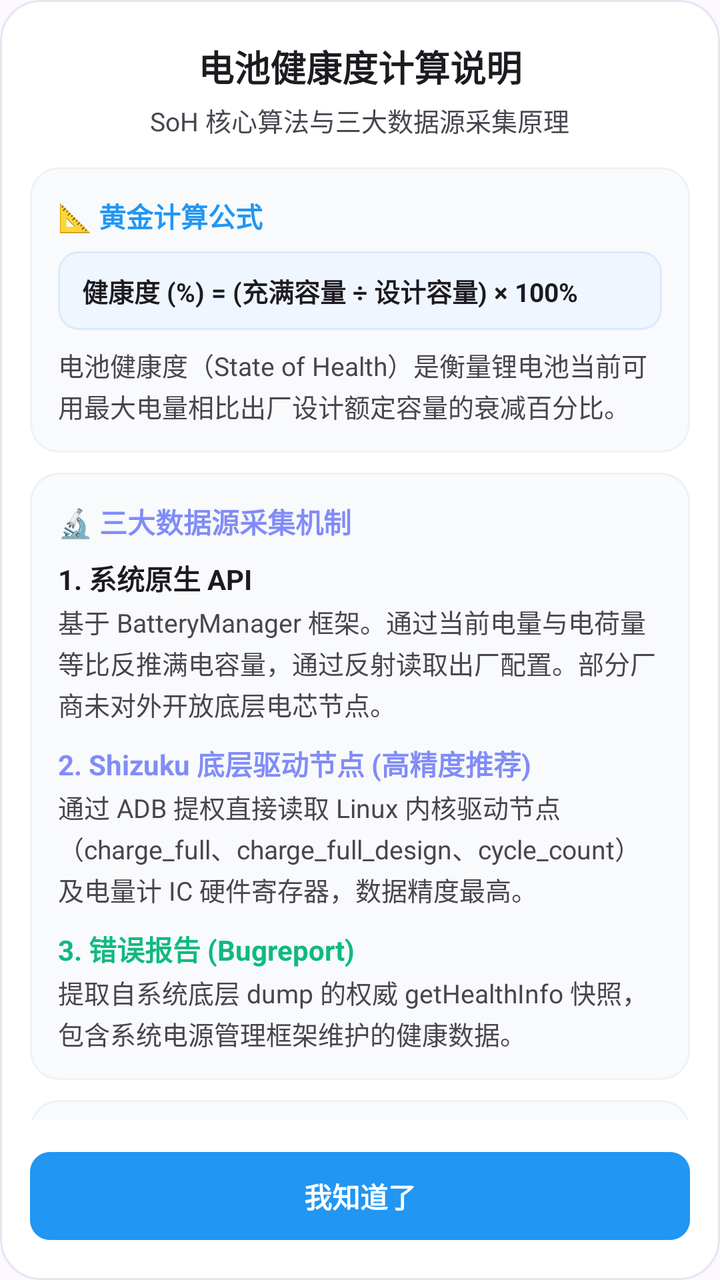
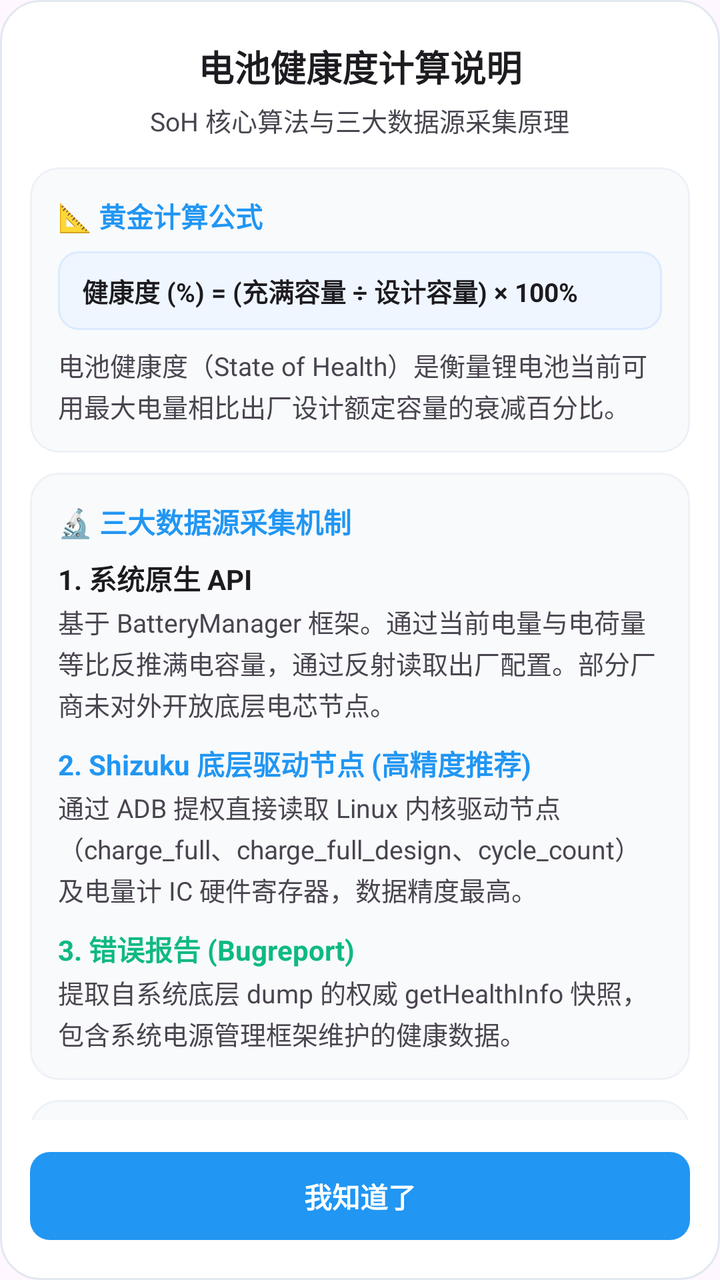

The first picture is an Android layout as it rendered before a commit; the second is the same layout after the commit. The layout source and the unified diff follow.
<!-- AndroidManifest.xml: application theme Theme.BatteryApp -->
<!-- res/layout/dialog_health_calculation_guide.xml -->
<?xml version="1.0" encoding="utf-8"?>
<LinearLayout xmlns:android="http://schemas.android.com/apk/res/android"
    xmlns:app="http://schemas.android.com/apk/res-auto"
    xmlns:tools="http://schemas.android.com/tools"
    android:layout_width="match_parent"
    android:layout_height="wrap_content"
    android:background="@drawable/bg_dialog_surface"
    android:clipToOutline="true"
    android:gravity="center_horizontal"
    android:orientation="vertical"
    android:paddingHorizontal="15dp"
    android:paddingVertical="20dp">

    
    <TextView
        android:layout_width="wrap_content"
        android:layout_height="wrap_content"
        android:text="@string/guide_title"
        android:textColor="?android:attr/textColorPrimary"
        android:textSize="18sp"
        android:textStyle="bold" />

    <TextView
        android:layout_width="wrap_content"
        android:layout_height="wrap_content"
        android:layout_marginTop="4dp"
        android:text="@string/guide_subtitle"
        android:textColor="?android:attr/textColorSecondary"
        android:textSize="13sp" />

    
    <androidx.core.widget.NestedScrollView
        android:layout_width="match_parent"
        android:layout_height="0dp"
        android:layout_marginTop="14dp"
        android:layout_weight="1"
        android:maxHeight="360dp"
        android:overScrollMode="never">

        <LinearLayout
            android:layout_width="match_parent"
            android:layout_height="wrap_content"
            android:orientation="vertical">

            
            <LinearLayout
                android:layout_width="match_parent"
                android:layout_height="wrap_content"
                android:background="@drawable/bg_dialog_card"
                android:clipToOutline="true"
                android:orientation="vertical"
                android:padding="14dp">

                <TextView
                    android:layout_width="wrap_content"
                    android:layout_height="wrap_content"
                    android:text="@string/guide_formula_title"
                    android:textColor="#2196F3"
                    android:textSize="13.5sp"
                    android:textStyle="bold" />

                <TextView
                    android:layout_width="match_parent"
                    android:layout_height="wrap_content"
                    android:layout_marginTop="8dp"
                    android:background="@drawable/bg_dialog_formula_badge"
                    android:paddingHorizontal="12dp"
                    android:paddingVertical="10dp"
                    android:text="@string/guide_formula_badge"
                    android:textColor="?android:attr/textColorPrimary"
                    android:textSize="13sp"
                    android:textStyle="bold" />

                <TextView
                    android:layout_width="match_parent"
                    android:layout_height="wrap_content"
                    android:layout_marginTop="8dp"
                    android:lineSpacingExtra="2dp"
                    android:text="@string/guide_formula_desc"
                    android:textColor="?android:attr/textColorSecondary"
                    android:textSize="13sp" />
            </LinearLayout>

            
            <LinearLayout
                android:layout_width="match_parent"
                android:layout_height="wrap_content"
                android:layout_marginTop="10dp"
                android:background="@drawable/bg_dialog_card"
                android:clipToOutline="true"
                android:orientation="vertical"
                android:padding="14dp">

                <TextView
                    android:layout_width="wrap_content"
                    android:layout_height="wrap_content"
                    android:text="@string/guide_sources_title"
                    android:textColor="#818CF8"
                    android:textSize="14sp"
                    android:textStyle="bold" />

                
                <TextView
                    android:layout_width="wrap_content"
                    android:layout_height="wrap_content"
                    android:layout_marginTop="8dp"
                    android:text="@string/guide_source_1_title"
                    android:textColor="?android:attr/textColorPrimary"
                    android:textSize="14sp"
                    android:textStyle="bold" />

                <TextView
                    android:layout_width="match_parent"
                    android:layout_height="wrap_content"
                    android:layout_marginTop="2dp"
                    android:lineSpacingExtra="2dp"
                    android:text="@string/guide_source_1_desc"
                    android:textColor="?android:attr/textColorSecondary"
                    android:textSize="13sp" />

                
                <TextView
                    android:layout_width="wrap_content"
                    android:layout_height="wrap_content"
                    android:layout_marginTop="10dp"
                    android:text="@string/guide_source_2_title"
                    android:textColor="#818CF8"
                    android:textSize="14sp"
                    android:textStyle="bold" />

                <TextView
                    android:layout_width="match_parent"
                    android:layout_height="wrap_content"
                    android:layout_marginTop="2dp"
                    android:lineSpacingExtra="2dp"
                    android:text="@string/guide_source_2_desc"
                    android:textColor="?android:attr/textColorSecondary"
                    android:textSize="13sp" />

                
                <TextView
                    android:layout_width="wrap_content"
                    android:layout_height="wrap_content"
                    android:layout_marginTop="10dp"
                    android:text="@string/guide_source_3_title"
                    android:textColor="#10B981"
                    android:textSize="14sp"
                    android:textStyle="bold" />

                <TextView
                    android:layout_width="match_parent"
                    android:layout_height="wrap_content"
                    android:layout_marginTop="2dp"
                    android:lineSpacingExtra="2dp"
                    android:text="@string/guide_source_3_desc"
                    android:textColor="?android:attr/textColorSecondary"
                    android:textSize="13sp" />
            </LinearLayout>

            
            <LinearLayout
                android:layout_width="match_parent"
                android:layout_height="wrap_content"
                android:layout_marginTop="10dp"
                android:background="@drawable/bg_dialog_card"
                android:clipToOutline="true"
                android:orientation="vertical"
                android:padding="14dp">

                <TextView
                    android:layout_width="wrap_content"
                    android:layout_height="wrap_content"
                    android:text="@string/guide_eval_title"
                    android:textColor="#10B981"
                    android:textSize="14sp"
                    android:textStyle="bold" />

                <TextView
                    android:layout_width="match_parent"
                    android:layout_height="wrap_content"
                    android:layout_marginTop="6dp"
                    android:lineSpacingExtra="4dp"
                    android:text="@string/guide_eval_desc"
                    android:textColor="?android:attr/textColorSecondary"
                    android:textSize="13sp" />

                <TextView
                    android:layout_width="match_parent"
                    android:layout_height="wrap_content"
                    android:layout_marginTop="8dp"
                    android:text="@string/guide_tip_temp"
                    android:textColor="?android:attr/textColorSecondary"
                    android:textSize="12sp" />
            </LinearLayout>

        </LinearLayout>
    </androidx.core.widget.NestedScrollView>

    
    <TextView
        android:id="@+id/btn_dialog_guide_close"
        android:layout_width="match_parent"
        android:layout_height="44dp"
        android:layout_marginTop="16dp"
        android:background="@drawable/bg_dialog_btn_delete"
        android:backgroundTint="#2196F3"
        android:clickable="true"
        android:focusable="true"
        android:gravity="center"
        android:text="@string/understood"
        android:textColor="@color/white"
        android:textSize="14sp"
        android:textStyle="bold" />

</LinearLayout>
<!-- resources referenced by this layout -->
<resources>
  <color name="white">#FFFFFF</color>
  <!-- drawable bg_dialog_btn_delete (drawable) -->
  <?xml version="1.0" encoding="utf-8"?>
  <shape xmlns:android="http://schemas.android.com/apk/res/android"
      android:shape="rectangle">
      <corners android:radius="10dp" />
      <solid android:color="#EF4444" />
  </shape>
  <!-- drawable bg_dialog_card (drawable) -->
  <?xml version="1.0" encoding="utf-8"?>
  <shape xmlns:android="http://schemas.android.com/apk/res/android"
      android:shape="rectangle">
      <corners android:radius="14dp" />
      <solid android:color="@color/dialog_card_bg" />
      <stroke
          android:width="1dp"
          android:color="@color/dialog_card_stroke" />
  </shape>
  <!-- drawable bg_dialog_formula_badge (drawable) -->
  <?xml version="1.0" encoding="utf-8"?>
  <shape xmlns:android="http://schemas.android.com/apk/res/android"
      android:shape="rectangle">
      <corners android:radius="10dp" />
      <solid android:color="@color/dialog_badge_bg" />
      <stroke
          android:width="1dp"
          android:color="@color/dialog_badge_stroke" />
  </shape>
  <!-- drawable bg_dialog_surface (drawable) -->
  <?xml version="1.0" encoding="utf-8"?>
  <shape xmlns:android="http://schemas.android.com/apk/res/android"
      android:shape="rectangle">
      <corners android:radius="20dp" />
      <solid android:color="@color/dialog_surface_bg" />
      <stroke
          android:width="1dp"
          android:color="@color/dialog_surface_stroke" />
  </shape>
  <string name="guide_eval_desc" formatted="false">• 95% ~ 100%：极佳状态，电池几乎无衰减\n• 85% ~ 95%：良好状态，正常日常使用损耗\n• 80% ~ 85%：轻度衰减，续航体验可能略有下降\n• &lt; 80%：重度衰减，建议根据实际续航考虑更换电池</string>
  <string name="guide_eval_title">📊 健康度衰减评估标准</string>
  <string name="guide_formula_badge" formatted="false">健康度 (%) = (充满容量 ÷ 设计容量) × 100%</string>
  <string name="guide_formula_desc">电池健康度（State of Health）是衡量锂电池当前可用最大电量相比出厂设计额定容量的衰减百分比。</string>
  <string name="guide_formula_title">📐 黄金计算公式</string>
  <string name="guide_source_1_desc">基于 BatteryManager 框架。通过当前电量与电荷量等比反推满电容量，通过反射读取出厂配置。部分厂商未对外开放底层电芯节点。</string>
  <string name="guide_source_1_title">1. 系统原生 API</string>
  <string name="guide_source_2_desc">通过 ADB 提权直接读取 Linux 内核驱动节点（charge_full、charge_full_design、cycle_count）及电量计 IC 硬件寄存器，数据精度最高。</string>
  <string name="guide_source_2_title">2. Shizuku 底层驱动节点 (高精度推荐)</string>
  <string name="guide_source_3_desc">提取自系统底层 dump 的权威 getHealthInfo 快照，包含系统电源管理框架维护的健康数据。</string>
  <string name="guide_source_3_title">3. 错误报告 (Bugreport)</string>
  <string name="guide_sources_title">🔬 三大数据源采集机制</string>
  <string name="guide_subtitle">SoH 核心算法与三大数据源采集原理</string>
  <string name="guide_tip_temp">💡 提示：充满容量会随环境温度（低温 &lt; 15℃ 或高温 &gt; 35℃）产生微小浮动，建议在室温充满电后查看数据。</string>
  <string name="guide_title">电池健康度计算说明</string>
  <string name="understood">我知道了</string>
  <color name="dialog_card_bg">#F8FAFC</color>
  <color name="dialog_card_stroke">#EDF2F7</color>
  <color name="dialog_badge_bg">#EFF6FF</color>
  <color name="dialog_badge_stroke">#DBEAFE</color>
  <color name="dialog_surface_bg">#FFFFFF</color>
  <color name="dialog_surface_stroke">#E2E8F0</color>
  <color name="primary">#1976D2</color>
  <color name="primary_dark">#0D47A1</color>
  <color name="color_accent">#00E676</color>
  <color name="surface_light">#F8FAFC</color>
  <color name="text_primary_light">#1E293B</color>
  <color name="text_secondary_light">#64748B</color>
  <!-- unchanged entries left out for length: 1 -->
</resources>

<!-- the commit's change to res/layout/dialog_health_calculation_guide.xml (unified diff, before → after) -->
@@ -95,7 +95,7 @@
                     android:layout_width="wrap_content"
                     android:layout_height="wrap_content"
                     android:text="@string/guide_sources_title"
-                    android:textColor="#818CF8"
+                    android:textColor="@color/nav_item_selected"
                     android:textSize="14sp"
                     android:textStyle="bold" />
 
@@ -124,7 +124,7 @@
                     android:layout_height="wrap_content"
                     android:layout_marginTop="10dp"
                     android:text="@string/guide_source_2_title"
-                    android:textColor="#818CF8"
+                    android:textColor="@color/nav_item_selected"
                     android:textSize="14sp"
                     android:textStyle="bold" />
 
<!-- resource entries referenced after the edit -->
@@ -1,5 +1,6 @@
 <!-- resources referenced by this layout -->
 <resources>
+  <color name="nav_item_selected">#2196F3</color>
   <color name="white">#FFFFFF</color>
   <!-- drawable bg_dialog_btn_delete (drawable) -->
   <?xml version="1.0" encoding="utf-8"?>
